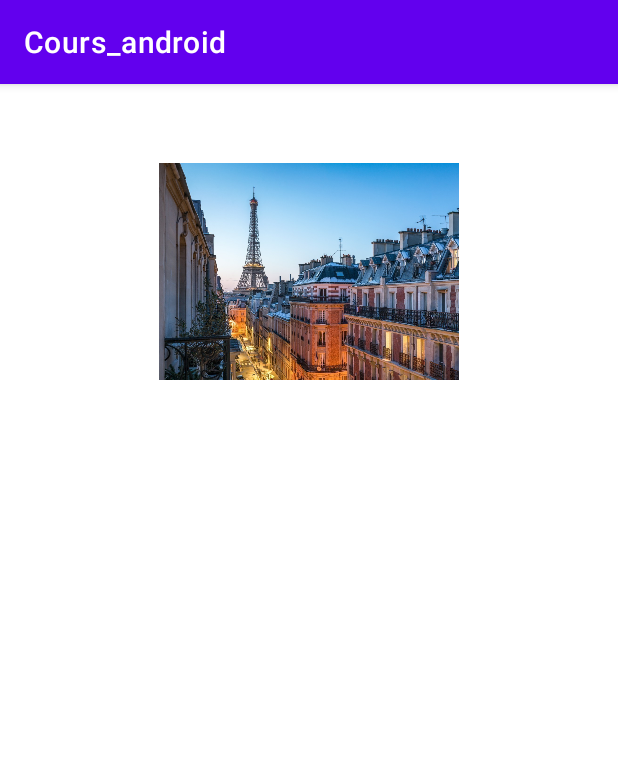
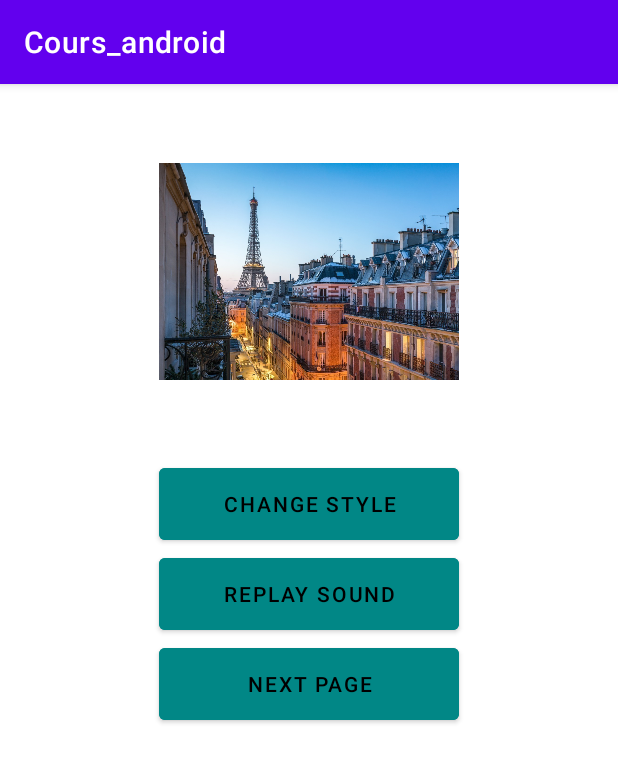
Before and after one commit to Erwan8989/Cours-environnement-android, an Android app: the screen it shows after launch (MainActivity), on a phone screen of 412 x 824 dp. Shown: the top 763 px of the screen. Run offline under Robolectric (Android 15) with nearby library versions, the phone set to English and light mode, and no system bars.

Commit message:
Création des boutons

```diff
--- a/Cours_android/app/src/main/res/layout/activity_main.xml
+++ b/Cours_android/app/src/main/res/layout/activity_main.xml
@@ -23,5 +23,49 @@
 
     </LinearLayout>
 
+  <LinearLayout
+    android:layout_width="match_parent"
+    android:layout_height="match_parent"
+    android:orientation="vertical"
+    android:gravity="center_horizontal"
+    android:layout_marginTop="250dp">
+
+
+
+    <Button
+      android:layout_width="200dp"
+      android:layout_height="60dp"
+      android:text="Change style"
+      android:backgroundTint="@color/teal_700"
+      android:textColor="@android:color/black"
+      android:layout_marginStart="0dp"
+      android:layout_marginEnd="0dp"
+      />
+
+    <Button
+      android:layout_width="200dp"
+      android:layout_height="60dp"
+      android:text="Replay Sound"
+      android:backgroundTint="@color/teal_700"
+      android:textColor="@android:color/black"
+      android:layout_marginStart="0dp"
+      android:layout_marginEnd="0dp"
+      />
+
+    <Button
+      android:layout_width="200dp"
+      android:layout_height="60dp"
+      android:text="Next page"
+      android:backgroundTint="@color/teal_700"
+      android:textColor="@android:color/black"
+      android:layout_marginStart="0dp"
+      android:layout_marginEnd="0dp"
+      />
+
+
+  </LinearLayout>
+
+
+
 
 </androidx.constraintlayout.widget.ConstraintLayout>
```
